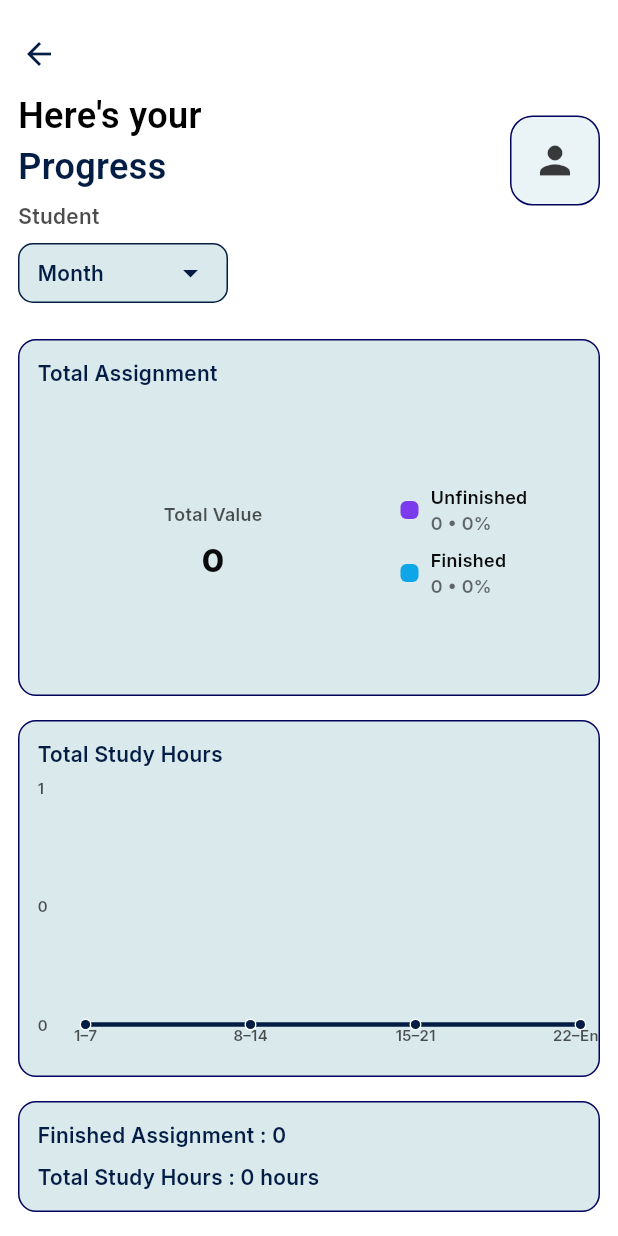
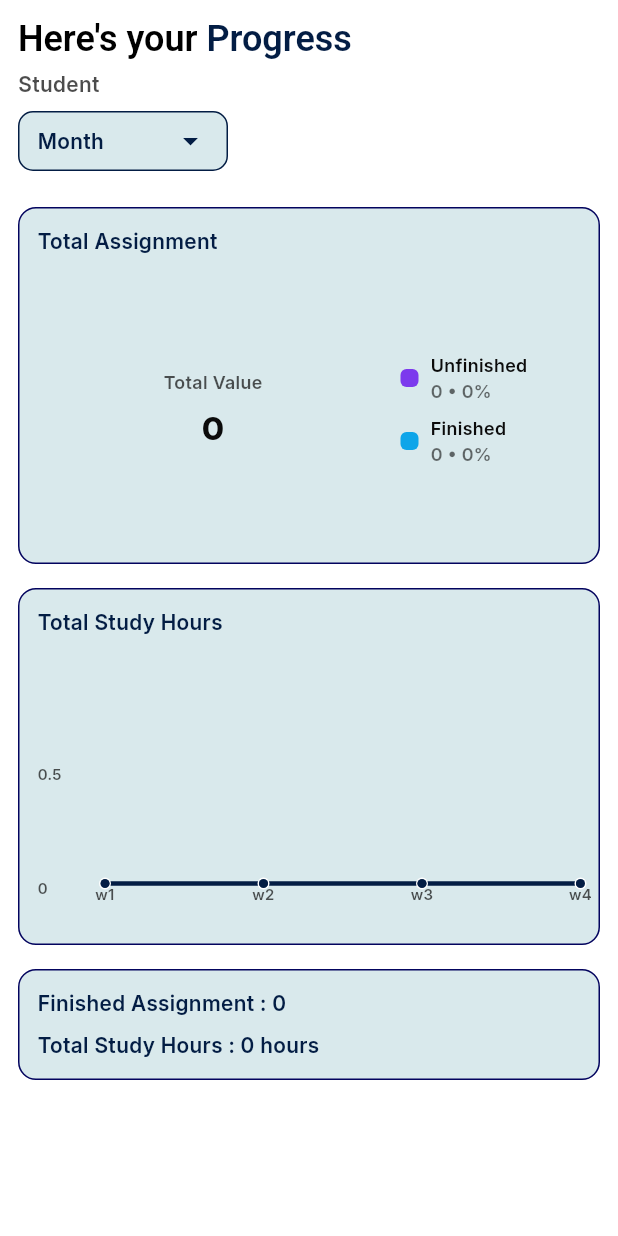
Before and after one commit to HanaKatharine-231401049/StudyMate, a Flutter app: the StatisticsScreen screen opened directly, on a phone screen of 412 x 824 dp. Run offline on Flutter 3.47's test engine with Material 3 defaults, Android fonts, the phone set to English and light mode, and no system bars; drawn by our look-alikes of fl_chart; our stand-ins replace cloud_firestore, firebase_auth, firebase_core, google_fonts, google_sign_in, image_picker; accounts and stored records are empty.

Commit message:
refactor: improve statistics chart and UI layout

```diff
--- a/lib/screens/statistics_screen.dart
+++ b/lib/screens/statistics_screen.dart
@@ -1,4 +1,3 @@
-// lib/screens/statistics_screen.dart
 import 'dart:convert';
 
 import 'package:cloud_firestore/cloud_firestore.dart';
@@ -221,11 +220,6 @@ class _StatisticsScreenState extends State<StatisticsScreen> {
                   Column(
                     crossAxisAlignment: CrossAxisAlignment.start,
                     children: [
-                      IconButton(
-                        padding: const EdgeInsets.only(right: 20),
-                        icon: Icon(Icons.arrow_back, color: scheme.primary),
-                        onPressed: () => Navigator.of(context).pop(),
-                      ),
                       Row(
                         mainAxisAlignment: MainAxisAlignment.spaceBetween,
                         children: [
@@ -233,21 +227,22 @@ class _StatisticsScreenState extends State<StatisticsScreen> {
                           Column(
                             crossAxisAlignment: CrossAxisAlignment.start,
                             children: [
-                              Text(
-                                "Here's your",
+                              RichText(
+                                text: TextSpan(
                                   style: GoogleFonts.montserratAlternates(
                                     fontSize: 24,
                                     fontWeight: FontWeight.bold,
-                                  color: scheme.onBackground,
                                   ),
+                                  children: [
+                                    TextSpan(
+                                      text: "Here's your ",
+                                      style: TextStyle(color: scheme.onBackground),
                                     ),
-                              Text(
-                                "Progress",
-                                textAlign: TextAlign.start,
-                                style: GoogleFonts.montserratAlternates(
-                                  fontSize: 24,
-                                  fontWeight: FontWeight.bold,
-                                  color: scheme.primary,
+                                    TextSpan(
+                                      text: "Progress",
+                                      style: TextStyle(color: scheme.primary),
+                                    ),
+                                  ],
                                 ),
                               ),
                               const SizedBox(height: 6),
@@ -262,30 +257,6 @@ class _StatisticsScreenState extends State<StatisticsScreen> {
                                   ),
                                 ),
                             ],
-                          ),
-
-                          // Avatar on the right
-                          Container(
-                            width: 60,
-                            height: 60,
-                            decoration: BoxDecoration(
-                              color: scheme.surfaceVariant,
-                              borderRadius: BorderRadius.circular(15),
-                              border: Border.all(color: scheme.outline),
-                              image: avatarImage != null
-                                  ? DecorationImage(
-                                      image: avatarImage,
-                                      fit: BoxFit.cover,
-                                    )
-                                  : null,
-                            ),
-                            child: avatarImage == null
-                                ? Icon(
-                                    Icons.person,
-                                    color: scheme.onSurface.withOpacity(0.8),
-                                    size: 30,
-                                  )
-                                : null,
                           ),
                         ],
                       ),
@@ -555,8 +526,7 @@ class _StatisticsScreenState extends State<StatisticsScreen> {
                                                 show: true,
                                                 drawVerticalLine: false,
                                                 horizontalInterval: 1,
-                                                getDrawingHorizontalLine:
-                                                    (value) => FlLine(
+                                                getDrawingHorizontalLine: (value) => FlLine(
                                                   color: scheme.outline
                                                       .withOpacity(0.6),
                                                 ),
@@ -565,20 +535,21 @@ class _StatisticsScreenState extends State<StatisticsScreen> {
                                                 leftTitles: AxisTitles(
                                                   sideTitles: SideTitles(
                                                     showTitles: true,
-                                                    reservedSize: 32,
-                                                    getTitlesWidget:
-                                                        (value, meta) {
-                                                      return Text(
-                                                        value
-                                                            .toInt()
-                                                            .toString(),
-                                                        style:
-                                                            GoogleFonts.inter(
+                                                    reservedSize: 45,
+                                                    getTitlesWidget: (value, meta) {
+                                                      if (value == meta.max) {
+                                                        return const SizedBox.shrink();
+                                                      }
+                                                      return Padding(
+                                                        padding: const EdgeInsets.only(right: 12.0, top: 6.0),
+                                                        child: Text(
+                                                          value % 1 == 0
+                                                            ? value.toInt().toString()
+                                                            : value.toStringAsFixed(1),
+                                                          style: GoogleFonts.inter(
                                                             fontSize: 10,
-                                                          color: scheme
-                                                              .onSurface
-                                                              .withOpacity(
-                                                                  0.7),
+                                                            color: scheme.onSurface.withOpacity(0.7),
+                                                          ),
                                                         ),
                                                       );
                                                     },
@@ -588,32 +559,27 @@ class _StatisticsScreenState extends State<StatisticsScreen> {
                                                   sideTitles: SideTitles(
                                                   showTitles: true,
                                                   interval: 1,
-                                                    getTitlesWidget:
-                                                        (value, meta) {
-                                                      final idx =
-                                                          value.toInt();
-                                                      final labels = [
-                                                        '1–7',
-                                                        '8–14',
-                                                        '15–21',
-                                                        '22–End'
-                                                      ];
-                                                      if (idx >= 0 &&
-                                                          idx <
-                                                              labels.length) {
-                                                        return Text(
+                                                  reservedSize: 28,
+                                                  getTitlesWidget: (value, meta) {
+                                                    final idx = value.toInt();
+                                                    final labels = ['w1', 'w2', 'w3', 'w4'];
+
+                                                    if (idx < 0 || idx >= 4) {
+                                                      return const SizedBox.shrink();
+                                                    }
+
+                                                      return SizedBox(
+                                                        width: 40,
+                                                        child: Text(
                                                           labels[idx],
-                                                          style:
-                                                              GoogleFonts.inter(
+                                                          textAlign: TextAlign.center,
+                                                          overflow: TextOverflow.clip,
+                                                          style: GoogleFonts.inter(
                                                             fontSize: 10,
-                                                            color: scheme
-                                                                .onSurface
-                                                                .withOpacity(
-                                                                    0.7),
+                                                            color: scheme.onSurface.withOpacity(0.7),
+                                                          ),
                                                         ),
                                                       );
-                                                      }
-                                                      return const Text('');
                                                     },
                                                   ),
                                                 ),
```
Lines whose indentation alone changed are shown as unchanged.
